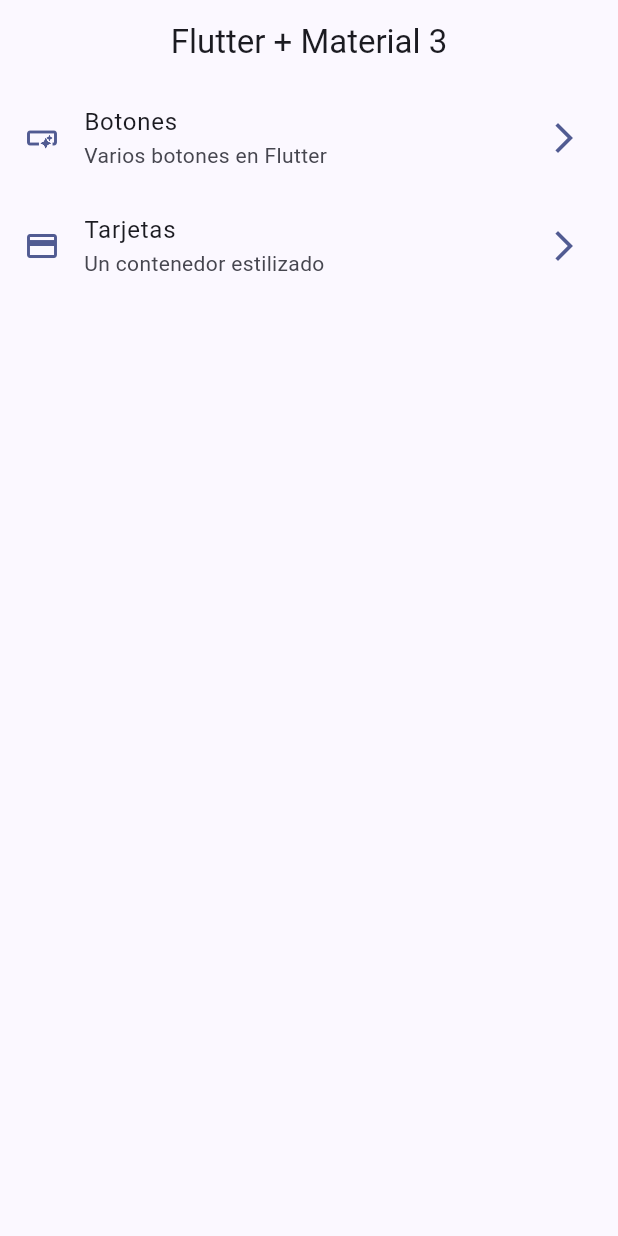
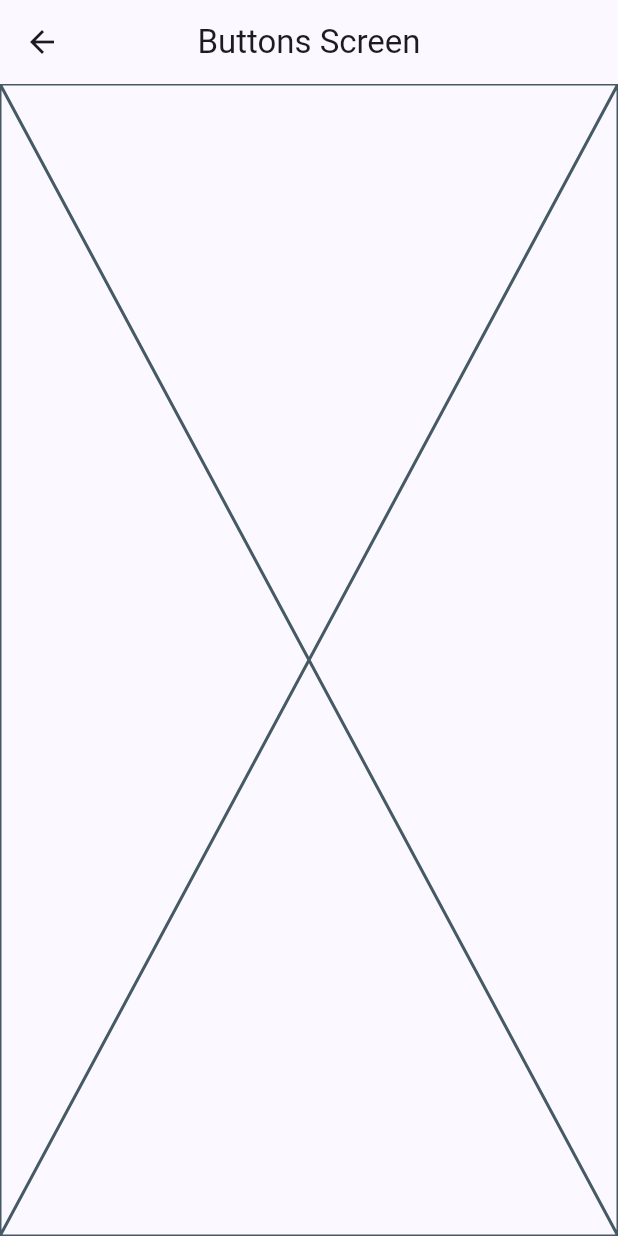
Before and after one commit to mattiasdu944/Material-Widgets, a Flutter app: the screen it shows after launch, after a tap on "Botones", on a phone screen of 412 x 824 dp. Run offline on Flutter 3.47's test engine with Material 2 defaults, Android fonts, the phone set to English and light mode, and no system bars.

```diff
--- a/lib/config/menu/menu_items.dart
+++ b/lib/config/menu/menu_items.dart
@@ -15,6 +15,6 @@ class MenuItems {
 
 List<MenuItems> appMenuItems = <MenuItems>[
   MenuItems(title: 'Botones', subTitle: 'Varios botones en Flutter', link: '/buttons', icon: Icons.smart_button_outlined),
-  MenuItems(title: 'Tarjetas', subTitle: 'Un contenedor estilizado', link: '/card', icon: Icons.credit_card),
+  MenuItems(title: 'Tarjetas', subTitle: 'Un contenedor estilizado', link: '/cards', icon: Icons.credit_card),
 
 ];
--- a/lib/main.dart
+++ b/lib/main.dart
@@ -1,5 +1,7 @@
 import 'package:flutter/material.dart';
 import 'package:widgets_app/config/theme/app_theme.dart';
+import 'package:widgets_app/presentation/screens/buttons/buttons_screen.dart';
+import 'package:widgets_app/presentation/screens/cards/cards_screen.dart';
 import 'package:widgets_app/presentation/screens/home/home_screen.dart';
 
 void main() {
@@ -14,7 +16,11 @@ class MainApp extends StatelessWidget {
     return MaterialApp(
       debugShowCheckedModeBanner: false,
       theme: AppTheme( selectedColor: 4).getTheme(),
-      home: const HomeScreen()
+      home: const HomeScreen(),
+      routes: {
+        '/buttons':(context) => const ButtonScreen(),
+        '/cards':(context) => const CardsScreen(),
+      },
     );
   }
 }
--- /dev/null
+++ b/lib/presentation/screens/buttons/buttons_screen.dart
@@ -0,0 +1,15 @@
+import 'package:flutter/material.dart';
+
+class ButtonScreen extends StatelessWidget {
+  const ButtonScreen({super.key});
+
+  @override
+  Widget build(BuildContext context) {
+    return Scaffold(
+      appBar: AppBar(
+        title: const Text('Buttons Screen'),
+      ),
+      body: const Placeholder(),
+    );
+  }
+}
--- a/lib/presentation/screens/home/home_screen.dart
+++ b/lib/presentation/screens/home/home_screen.dart
@@ -1,5 +1,6 @@
 import 'package:flutter/material.dart';
 import 'package:widgets_app/config/menu/menu_items.dart';
+import 'package:widgets_app/presentation/screens/buttons/buttons_screen.dart';
 
 class HomeScreen extends StatelessWidget {
   const HomeScreen({super.key});
@@ -41,7 +42,6 @@ class _CustomListTile extends StatelessWidget {
 
   @override
   Widget build(BuildContext context) {
-
     final colors = Theme.of(context).colorScheme;
 
     return ListTile(
@@ -50,7 +50,7 @@ class _CustomListTile extends StatelessWidget {
       title: Text(menuItem.title),
       subtitle: Text(menuItem.subTitle),
       onTap: () {
-
+        Navigator.pushNamed(context, menuItem.link);
       },
     );
   }
```
Also changed, not shown: lib/presentation/screens/cards/cards_screen.dart (added, +15 -0 lines).
